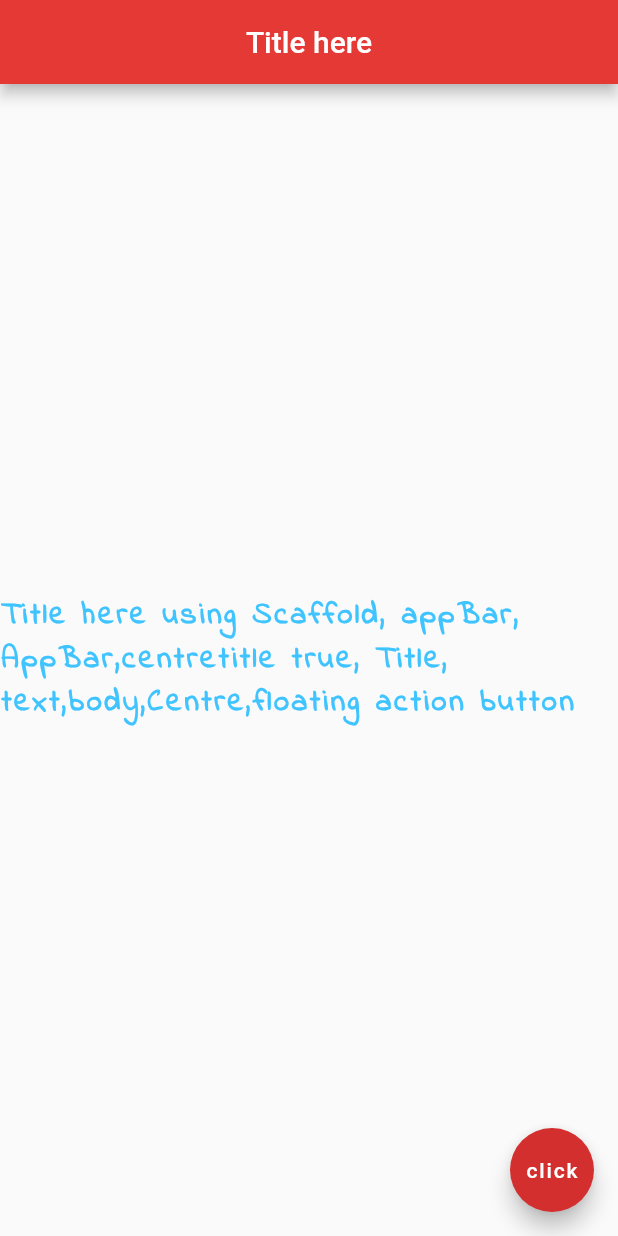
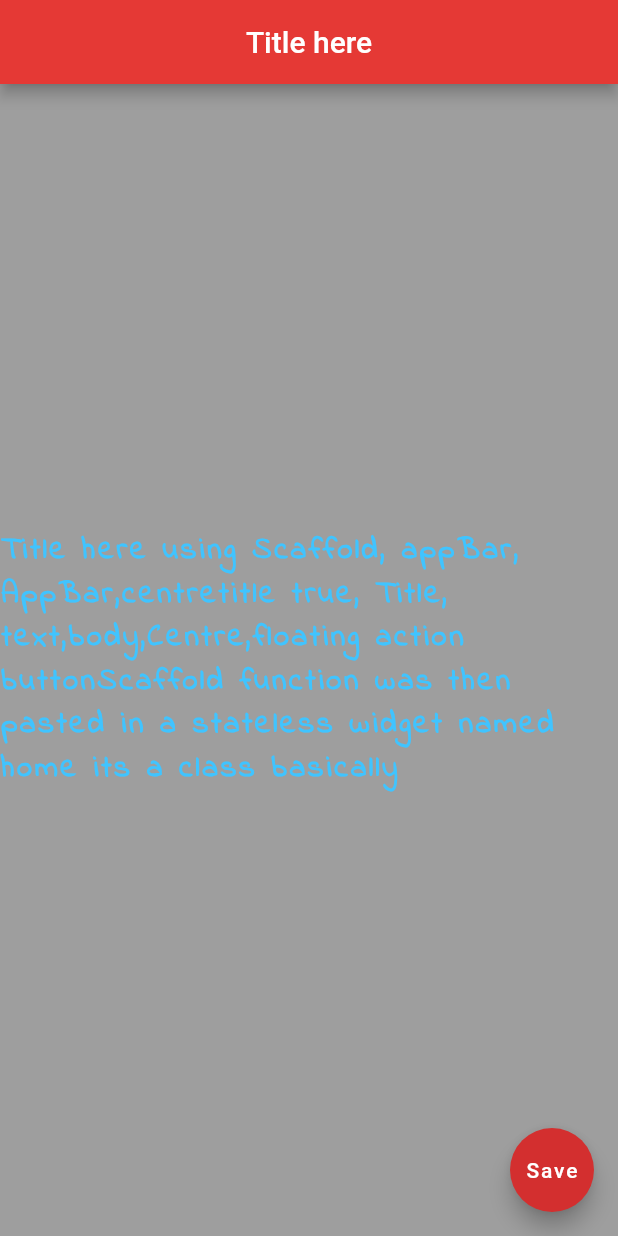
Before and after one commit to chakca/flutter_test_home_class_scafold, a Flutter app: the screen it shows after launch, on a phone screen of 412 x 824 dp. Run offline on Flutter 3.47's test engine with Material 2 defaults, Android fonts, the phone set to English and light mode, and no system bars.

Commit message:
Stateless Class function name Home()

```diff
--- a/lib/main.dart
+++ b/lib/main.dart
@@ -1,8 +1,16 @@
+// Follows youtube playlist "Flutter Tutorial for Beginners" by The Net Ninja
 import 'package:flutter/material.dart';
 
 void main () => runApp(MaterialApp(
 //  home: Text('Texting it out'),
-  home: Scaffold(
+  home: Home(),
+));
+
+
+class Home extends StatelessWidget {
+  @override
+  Widget build(BuildContext context) {
+    return Scaffold(
       appBar: AppBar(
         title: Text('Title here'),
         centerTitle: true,
@@ -11,23 +19,27 @@ void main () => runApp(MaterialApp(
 //    body: Text('Title here using Scaffold, appBar, AppBar, Title')
       body: Center(
         child: Text(
-          'Title here using Scaffold, appBar, AppBar,centretitle true, Title, text,body,Centre,floating action button',
+          'Title here using Scaffold, appBar, AppBar,centretitle true, Title, text,body,Centre,floating action button'
+              'Scaffold function was then pasted in a stateless widget named home its a class basically',
           style: TextStyle(
             fontSize: 20.0,
             fontWeight: FontWeight.bold,
             letterSpacing: 2.0,
             color: Colors.lightBlueAccent[200],
+        //    backgroundColor: Colors.black,
             fontFamily: 'IndieFlower',
           ),
         ),
       ),
+      backgroundColor: Colors.black38,
       floatingActionButton: FloatingActionButton(
         onPressed: (){},
-      child: Text('click'),
+        child: Text('Save'),
         backgroundColor: Colors.red[700],
       ),
-  ),
-));
+    );
+  }
+}
 
 /*
 void main() {
```
Lines whose indentation alone changed are shown as unchanged.
